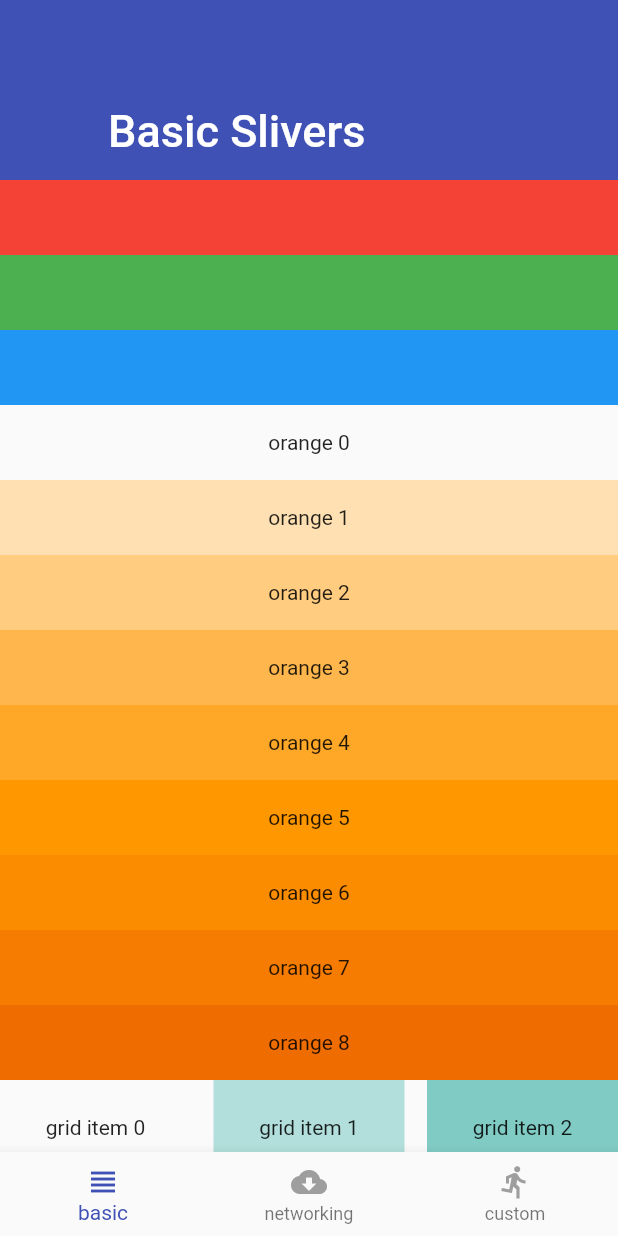
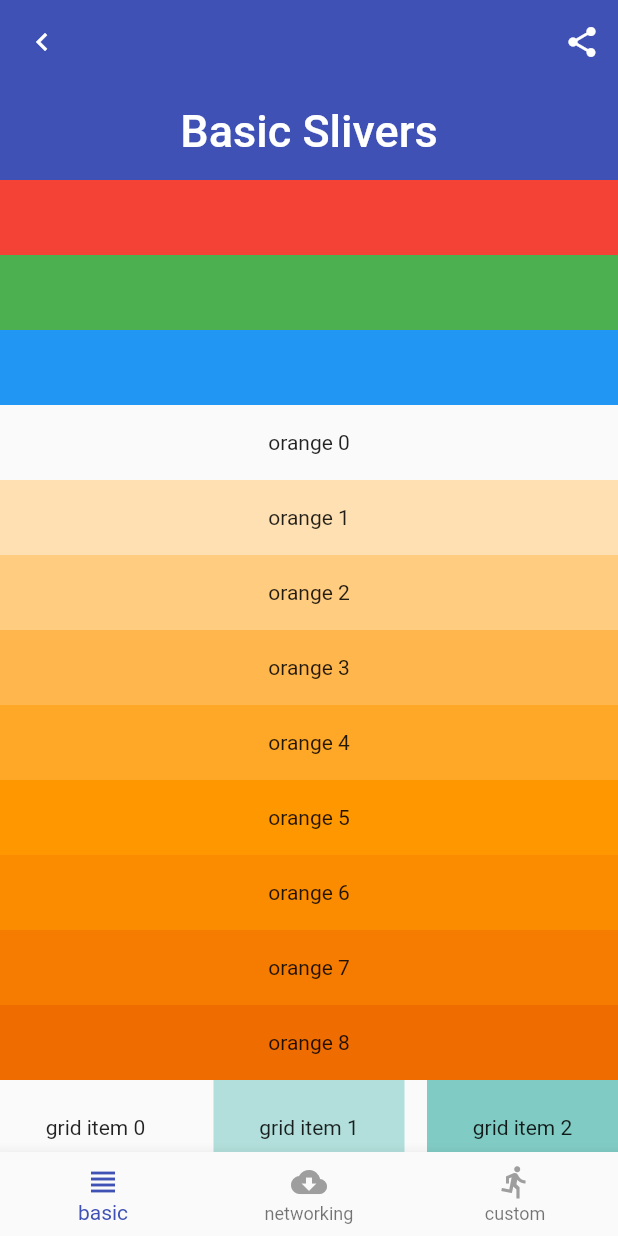
Before and after one commit to hesptech/flutter_sliver_1, a Flutter app: the screen it shows after launch, on a phone screen of 412 x 824 dp. Run offline on Flutter 3.47's test engine with Material 2 defaults, Android fonts, the phone set to English and light mode, and no system bars.

Commit message:
refactor: appbar features, text size content

```diff
--- a/lib/pages/networking/networking_page_content.dart
+++ b/lib/pages/networking/networking_page_content.dart
@@ -84,7 +84,7 @@ class TextAndButton extends StatelessWidget {
         children: <Widget>[
           Text(
             content!,
-            style: Theme.of(context).textTheme.headlineLarge,
+            style: Theme.of(context).textTheme.headlineSmall,
           ),
           ElevatedButton(
             style: ElevatedButton.styleFrom(backgroundColor: Colors.red),
--- a/lib/pages/slivers_basic_page.dart
+++ b/lib/pages/slivers_basic_page.dart
@@ -7,12 +7,20 @@ class SliversBasicPage extends StatelessWidget {
   Widget build(BuildContext context) {
     return CustomScrollView(
       slivers: <Widget>[
-        const SliverAppBar(
+        SliverAppBar(
+          leading: const Icon(Icons.chevron_left),
+          actions: <Widget>[
+            IconButton(
+            onPressed: () {},
+            icon: const Icon(Icons.share)
+            ),
+          ],
           //pinned: true,
           floating: false,
           expandedHeight: 120.0,
-          flexibleSpace: FlexibleSpaceBar(
+          flexibleSpace: const FlexibleSpaceBar(
             title: Text('Basic Slivers'),
+            centerTitle: true,
           ),
         ),
         SliverFixedExtentList(
```
Also changed, not shown: 1 other file.
